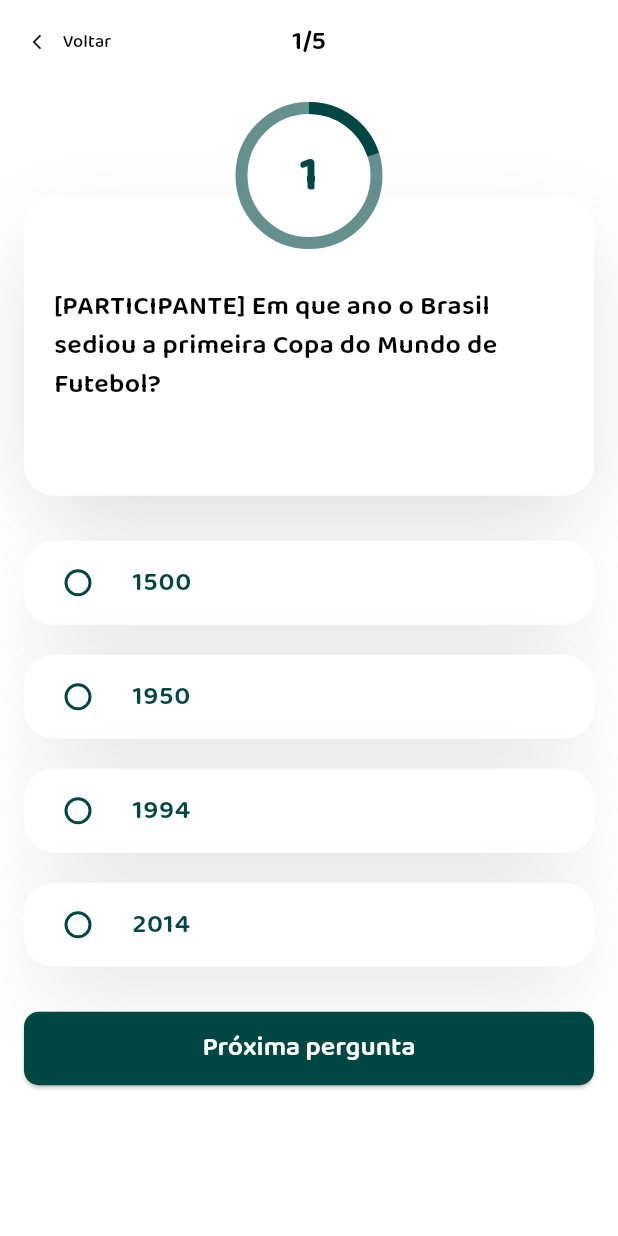
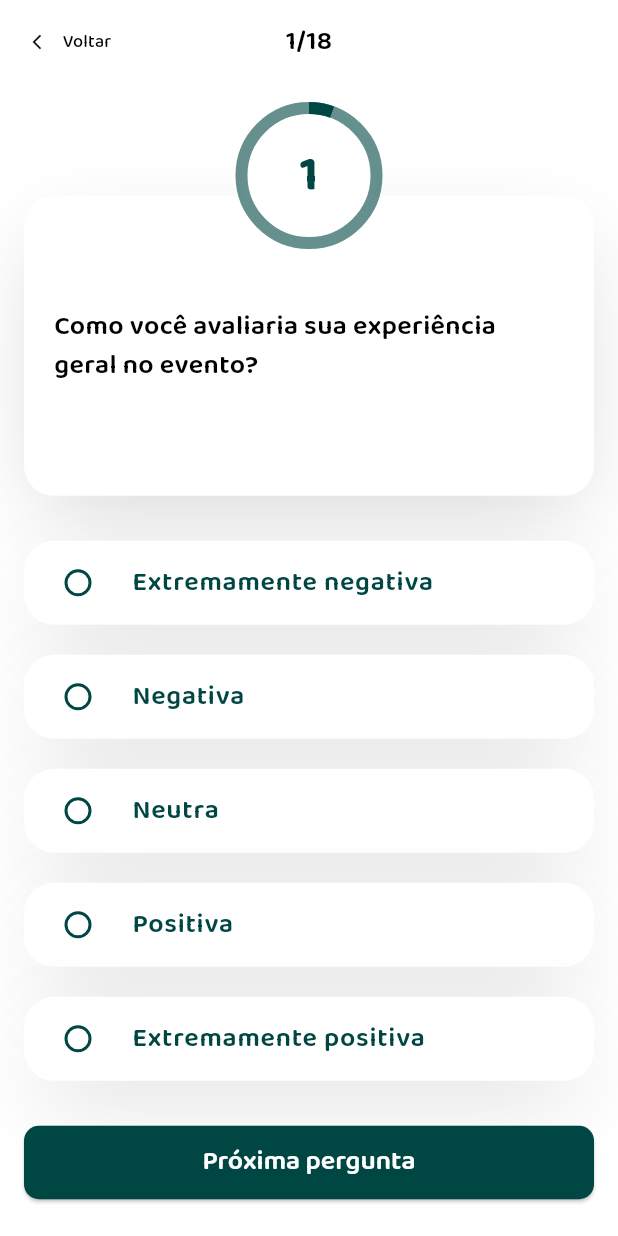
Before and after one commit to Anapropegua/AgroSulQuizzes, a Flutter app: the screen it shows after launch, after a tap on "Formulário Participante", on a phone screen of 412 x 824 dp. Run offline on Flutter 3.47's test engine with Material 3 defaults, Android fonts, the phone set to English and light mode, and no system bars; our stand-ins replace dartz, equatable, flutter_bloc, get_it, google_fonts.

Commit message:
Questions

```diff
--- a/lib/src/bloc/questions_state.dart
+++ b/lib/src/bloc/questions_state.dart
@@ -48,7 +48,7 @@ class QuestionState extends Equatable {
       ];
 
   List<QuestionEntity> get questions => questionType == QuestionType.productor
-      ? productorQuestions
+      ? farmerOpenEndedQuestions
       : participantQuestions;
   int get totalQuestions => questions.length;
 
--- a/lib/src/core/constants.dart
+++ b/lib/src/core/constants.dart
@@ -1,55 +1,188 @@
 import 'package:feedback/src/models/entities/question_entity.dart';
 
-const List<QuestionEntity> productorQuestions = [
-  // TODO: mapear as questões
+// -------------------------------------------------------------
+const List<QuestionEntity> participantQuestions = [
   QuestionEntity(
     questionNumber: 1,
-    question: '[PRODUTOR] Em que ano o Brasil sediou a primeira Copa do Mundo de Futebol?',
-    alternatives: ["1500", "1950", "1994", "2014"],
+    question: 'Como você avaliaria sua experiência geral no evento?',
+    alternatives: ["Extremamente negativa", "Negativa", "Neutra", "Positiva", "Extremamente positiva"],
   ),
   QuestionEntity(
     questionNumber: 2,
-    question: '[PRODUTOR] Em que ano o Brasil sediou a primeira Copa do Mundo de Handbol?',
-    alternatives: ["1500", "1950", "1994", "2014"],
+    question: 'Como você avaliaria o credenciamento do evento?',
+    alternatives: ["Extremamente negativo", "Negativo", "Neutro", "Positivo", "Extremamente positivo"],
   ),
   QuestionEntity(
     questionNumber: 3,
-    question: '[PRODUTOR] Qual a sua opinião sobre Alexandre de Moraes?',
+    question: 'Como você avaliaria o site do evento?',
+    alternatives: ["Extremamente negativo", "Negativo", "Neutro", "Positivo", "Extremamente positivo"],
   ),
   QuestionEntity(
     questionNumber: 4,
-    question: '[PRODUTOR] Qual a sua opinião sobre a Greve do IFPI?',
+    question: 'Como você avaliaria a campanha de divulgação do evento?',
+    alternatives: ["Extremamente negativa", "Negativa", "Neutra", "Positiva", "Extremamente positiva"],
   ),
   QuestionEntity(
     questionNumber: 5,
-    question: '[PRODUTOR] Você fez o L',
-    alternatives: ["Sim", "Não", "Bastante"],
+    question: 'Como você avaliaria os minicursos?',
+    alternatives: ["Extremamente negativos", "Negativos", "Neutros", "Positivos", "Extremamente positivos"],
+  ),
+  QuestionEntity(
+    questionNumber: 6,
+    question: 'Como você avaliaria as oficinas?',
+    alternatives: ["Extremamente negativas", "Negativas", "Neutras", "Positivas", "Extremamente positivas"],
+  ),
+  QuestionEntity(
+    questionNumber: 7,
+    question: 'Como você avaliaria as mesas redondas?',
+    alternatives: ["Extremamente negativas", "Negativas", "Neutras", "Positivas", "Extremamente positivas"],
+  ),
+  QuestionEntity(
+    questionNumber: 8,
+    question: 'Como você avaliaria as palestras?',
+    alternatives: ["Extremamente negativas", "Negativas", "Neutras", "Positivas", "Extremamente positivas"],
+  ),
+  QuestionEntity(
+    questionNumber: 9,
+    question: 'Como você avaliaria os seminários temáticos?',
+    alternatives: ["Extremamente negativos", "Negativos", "Neutros", "Positivos", "Extremamente positivos"],
+  ),
+  QuestionEntity(
+    questionNumber: 10,
+    question: 'Como você avaliaria a feira exposição dos pequenos produtores?',
+    alternatives: ["Extremamente negativa", "Negativa", "Neutra", "Positiva", "Extremamente positiva"],
+  ),
+  QuestionEntity(
+    questionNumber: 11,
+    question: 'Como você avaliaria a praça de alimentação?',
+    alternatives: ["Extremamente negativa", "Negativa", "Neutra", "Positiva", "Extremamente positiva"],
+  ),
+  QuestionEntity(
+    questionNumber: 12,
+    question: 'Como você avaliaria as atrações culturais?',
+    alternatives: ["Extremamente negativas", "Negativas", "Neutras", "Positivas", "Extremamente positivas"],
+  ),
+  QuestionEntity(
+    questionNumber: 13,
+    question: 'Como você avaliaria a sinalização?',
+    alternatives: ["Extremamente negativa", "Negativa", "Neutra", "Positiva", "Extremamente positiva"],
+  ),
+  QuestionEntity(
+    questionNumber: 14,
+    question: 'Como você avaliaria os palestrantes?',
+    alternatives: ["Extremamente negativos", "Negativos", "Neutros", "Positivos", "Extremamente positivos"],
+  ),
+  QuestionEntity(
+    questionNumber: 15,
+    question: 'Como você avaliaria o funcionamento das dependências (banheiros, bebedouros, salas, etc)?',
+    alternatives: ["Extremamente negativo", "Negativo", "Neutro", "Positivo", "Extremamente positivo"],
+  ),
+  QuestionEntity(
+    questionNumber: 16,
+    question: 'Como você avaliaria a organização geral do evento?',
+    alternatives: ["Extremamente negativa", "Negativa", "Neutra", "Positiva", "Extremamente positiva"],
+  ),
+  QuestionEntity(
+    questionNumber: 17,
+    question: 'Como você avaliaria o atendimento da saúde?',
+    alternatives: ["Extremamente negativo", "Negativo", "Neutro", "Positivo", "Extremamente positivo"],
+  ),
+  QuestionEntity(
+    questionNumber: 18,
+    question: 'Você adquiriu algum produto na feira?',
+    alternatives: ["Sim", "Não"],
   ),
 ];
 
-const List<QuestionEntity> participantQuestions = [
-  // TODO: mapear as questões
+
+const List<QuestionEntity> participantOpenEndedQuestions = [
   QuestionEntity(
     questionNumber: 1,
-    question: '[PARTICIPANTE] Em que ano o Brasil sediou a primeira Copa do Mundo de Futebol?',
-    alternatives: ["1500", "1950", "1994", "2014"],
+    question: 'O que mais gostou no evento?',
   ),
   QuestionEntity(
     questionNumber: 2,
-    question: '[PARTICIPANTE] Em que ano o Brasil sediou a primeira Copa do Mundo de Handbol?',
-    alternatives: ["1500", "1950", "1994", "2014"],
+    question: 'Qual foi a atividade mais interessante para você?',
   ),
   QuestionEntity(
     questionNumber: 3,
-    question: '[PARTICIPANTE] Qual a sua opinião sobre Alexandre de Moraes?',
+    question: 'Como você avaliaria a diversidade de atividades oferecidas?',
   ),
   QuestionEntity(
     questionNumber: 4,
-    question: '[PARTICIPANTE] Qual a sua opinião sobre a Greve do IFPI?',
+    question: 'Algum aspecto específico da organização que você destacaria?',
   ),
   QuestionEntity(
     questionNumber: 5,
-    question: '[PARTICIPANTE] Você fez o L',
-    alternatives: ["Sim", "Não", "Bastante"],
+    question: 'Há algo que poderia ser melhorado no evento?',
+  ),
+  QuestionEntity(
+    questionNumber: 6,
+    question: 'Você tem sugestões para tornar a próxima edição ainda mais atraente?',
+  ),
+  QuestionEntity(
+    questionNumber: 7,
+    question: 'Você viria novamente para o evento no próximo ano?',
+    alternatives: ["Sim", "Não", "Talvez"],
+  ),
+  QuestionEntity(
+    questionNumber: 8,
+    question: 'O que te atraiu a participar do evento?',
   ),
 ];
+
+
+// -------------------------------------------------------------
+const List<QuestionEntity> farmerClosedEndedQuestions = [
+  QuestionEntity(
+    questionNumber: 1,
+    question: 'Como foram suas vendas durante o evento?',
+    alternatives: ["Muito ruins", "Ruins", "Neutras", "Boas", "Muito boas"],
+  ),
+  QuestionEntity(
+    questionNumber: 2,
+    question: 'O espaço fornecido para exposição atendeu às suas expectativas?',
+    alternatives: ["Discordo totalmente", "Discordo", "Neutro", "Concordo", "Concordo totalmente"],
+  ),
+  QuestionEntity(
+    questionNumber: 3,
+    question: 'Houve um interesse significativo pelos seus produtos?',
+    alternatives: ["Discordo totalmente", "Discordo", "Neutro", "Concordo", "Concordo totalmente"],
+  ),
+  QuestionEntity(
+    questionNumber: 4,
+    question: 'O evento proporcionou oportunidades de trocas de experiências benéficas para você?',
+    alternatives: ["Discordo totalmente", "Discordo", "Neutro", "Concordo", "Concordo totalmente"],
+  ),
+  QuestionEntity(
+    questionNumber: 5,
+    question: 'Você fez novos contatos comerciais durante a feira?',
+    alternatives: ["Não", "Poucos", "Alguns", "Muitos", "Muitíssimos"],
+  ),
+  QuestionEntity(
+    questionNumber: 6,
+    question: 'Como você avalia a logística do evento em relação aos produtores?',
+    alternatives: ["Muito ruim", "Ruim", "Neutro", "Bom", "Muito bom"],
+  ),
+  QuestionEntity(
+    questionNumber: 7,
+    question: 'Algum problema logístico afetou sua participação?',
+    alternatives: ["Sim", "Não"],
+  ),
+];
+
+const List<QuestionEntity> farmerOpenEndedQuestions = [
+  QuestionEntity(
+    questionNumber: 1,
+    question: 'Que tipo de apoio adicional você gostaria de ver em futuras edições?',
+  ),
+  QuestionEntity(
+    questionNumber: 2,
+    question: 'Alguma sugestão específica para melhorar a participação dos produtores?',
+  ),
+  QuestionEntity(
+    questionNumber: 3,
+    question: 'Você viria novamente para o evento no próximo ano?',
+    alternatives: ["Sim", "Não", "Talvez"],
+  ),
+];
--- a/lib/src/services/service_impl.dart
+++ b/lib/src/services/service_impl.dart
@@ -9,6 +9,7 @@ class QuestionServiceImpl implements QuestionService {
   }) async {
     try{
       // TODO: call to api
+      print(answers);
       return const Right({'message': 'Answers submitted successfully'});
     }  catch (e) {
       return Left(QuestionException('Erro ao submeter respostas.'));
```
